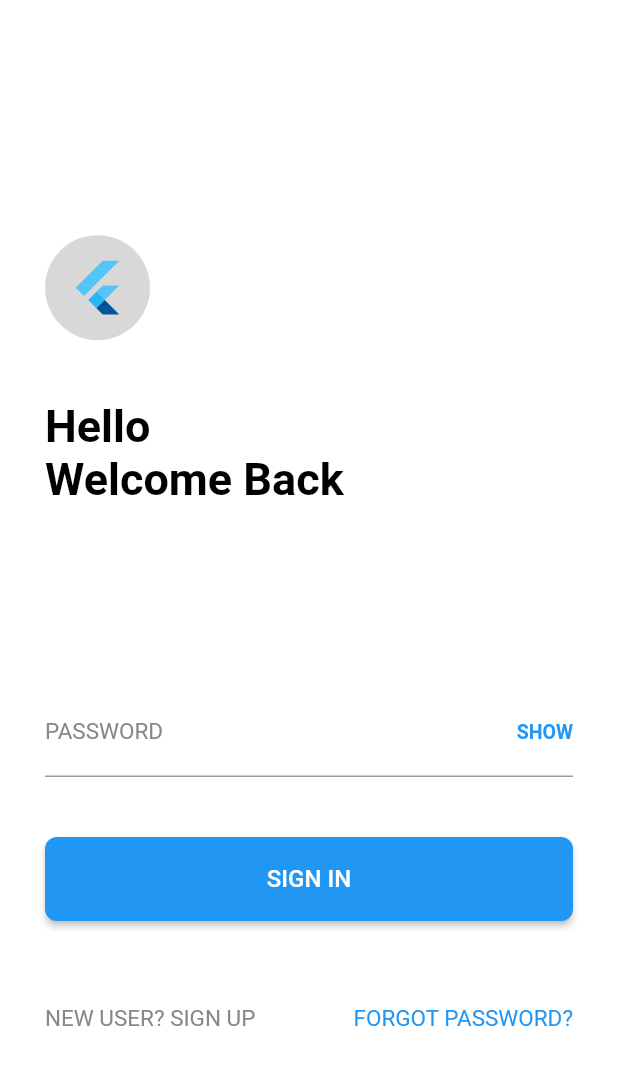
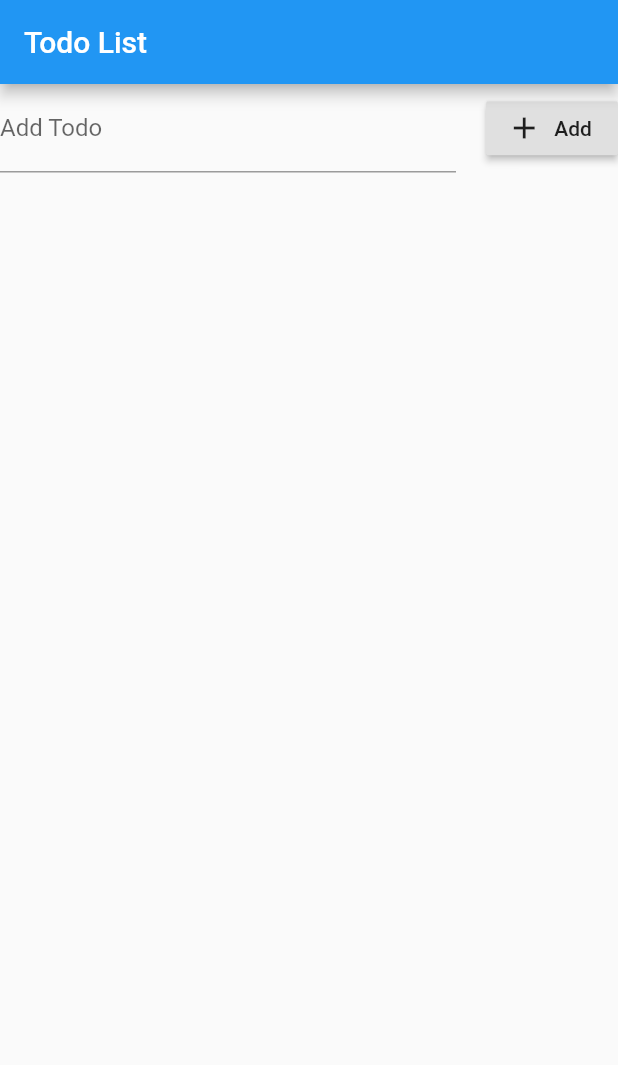
Before and after one commit to Hduc/Flutter-multi-platform, a Flutter app: the screen it shows after launch, on a phone screen of 412 x 824 dp. Shown: the top 1065 px of the screen. Run offline on Flutter 3.47's test engine with Material 2 defaults, Android fonts, the phone set to English and light mode, and no system bars.

Commit message:
Create Todo list

```diff
--- a/lib/main.dart
+++ b/lib/main.dart
@@ -1,4 +1,56 @@
-import 'package:myapp/src/app.dart';
 import 'package:flutter/material.dart';
 
 void main() => runApp(MyApp());
+
+class MyApp extends StatelessWidget {
+  @override
+  Widget build(BuildContext context) {
+    return MaterialApp(
+      title: 'Flutter Demo',
+      theme: ThemeData(
+        primarySwatch: Colors.blue,
+      ),
+      home: Scaffold(
+        appBar: AppBar(
+          title: Text("Todo List"),
+        ),
+        body: TodoListContainer(),
+      ),
+    );
+  }
+}
+
+class TodoListContainer extends StatelessWidget {
+  @override
+  Widget build(BuildContext context) {
+    return Container(
+      child: Column(
+        children: <Widget>[
+          _buildHeader(),
+        ],
+      ),
+    );
+  }
+
+  Widget _buildHeader() {
+    var txtTodoController = TextEditingController();
+    return Row(
+      children: <Widget>[
+        Expanded(
+            child: TextFormField(
+          controller: txtTodoController,
+          decoration:
+              InputDecoration(labelText: "Add Todo", hintText: "Add todo"),
+        )),
+        SizedBox(
+          width: 20,
+        ),
+        RaisedButton.icon(
+          onPressed: () {},
+          icon: Icon(Icons.add),
+          label: Text('Add'),
+        )
+      ],
+    );
+  }
+}
--- a/lib/src/app.dart
+++ /dev/null
@@ -1,12 +0,0 @@
-import 'package:myapp/src/resources/login_page.dart';
-import 'package:flutter/material.dart';
-
-class MyApp extends StatelessWidget {
-  @override
-  Widget build(BuildContext context) {
-    return new MaterialApp(
-      debugShowCheckedModeBanner: false,
-      home: LoginPage(),
-    );
-  }
-}
--- a/lib/src/blocs/login_bloc.dart
+++ /dev/null
@@ -1,32 +0,0 @@
-import 'dart:async';
-
-import 'package:myapp/src/validators/validations.dart';
-
-class LoginBloc {
-  StreamController _userController = new StreamController();
-  StreamController _passController = new StreamController();
-
-  Stream get userStream => _userController.stream;
-  Stream get passStream => _passController.stream;
-
-  bool isValidInfo(String username, String pass) {
-    if (!Validations.isValidUser(username)) {
-      _userController.sink.addError("Tài khoản không hợp lệ");
-      return false;
-    }
-    _userController.sink.add("OK");
-
-    if (!Validations.isValidPass(pass)) {
-      _passController.sink.addError("Mật khẩu phải trên 6 ký tự");
-      return false;
-    }
-
-    _passController.sink.add("OK");
-    return true;
-  }
-
-  void dispose() {
-    _userController.close();
-    _passController.close();
-  }
-}
--- a/lib/src/resources/home_page.dart
+++ /dev/null
@@ -1,12 +0,0 @@
-import 'package:flutter/material.dart';
-
-class HomePage extends StatelessWidget {
-  @override
-  Widget build(BuildContext context) {
-    return Scaffold(
-      appBar: AppBar(
-        title: Text("Home Page"),
-      ),
-    );
-  }
-}
--- a/lib/src/resources/login_page.dart
+++ /dev/null
@@ -1,154 +0,0 @@
-import 'package:myapp/src/blocs/login_bloc.dart';
-import 'package:myapp/src/resources/home_page.dart';
-import 'package:flutter/material.dart';
-
-class LoginPage extends StatefulWidget {
-  @override
-  _LoginPageState createState() => _LoginPageState();
-}
-
-class _LoginPageState extends State<LoginPage> {
-  LoginBloc bloc = new LoginBloc();
-
-  bool _showPass = false;
-  TextEditingController _userController = new TextEditingController();
-  TextEditingController _passController = new TextEditingController();
-
-  @override
-  Widget build(BuildContext context) {
-    return Scaffold(
-      body: Container(
-        padding: EdgeInsets.fromLTRB(30, 0, 30, 0),
-        constraints: BoxConstraints.expand(),
-        color: Colors.white,
-        child: Column(
-          mainAxisAlignment: MainAxisAlignment.end,
-          crossAxisAlignment: CrossAxisAlignment.start,
-          children: <Widget>[
-            Padding(
-              padding: const EdgeInsets.fromLTRB(0, 0, 0, 40),
-              child: Container(
-                  width: 70,
-                  height: 70,
-                  padding: EdgeInsets.all(15),
-                  decoration: BoxDecoration(
-                      shape: BoxShape.circle, color: Color(0xffd8d8d8)),
-                  child: FlutterLogo()),
-            ),
-            Padding(
-              padding: const EdgeInsets.fromLTRB(0, 0, 0, 60),
-              child: Text(
-                "Hello\nWelcome Back",
-                style: TextStyle(
-                    fontWeight: FontWeight.bold,
-                    color: Colors.black,
-                    fontSize: 30),
-              ),
-            ),
-            Padding(
-                padding: const EdgeInsets.fromLTRB(0, 0, 0, 40),
-                child: StreamBuilder(
-                    stream: bloc.userStream,
-                    builder: (context, snapshot) => TextField(
-                      style: TextStyle(fontSize: 18, color: Colors.black),
-                      controller: _userController,
-                      decoration: InputDecoration(
-                          labelText: "USERNAME",
-                          errorText:_useri
-                          snapshot.hasError ? snapshot.error : null,
-                          labelStyle: TextStyle(
-                              color: Color(0xff888888), fontSize: 15)),
-                    ))),
-            Padding(
-              padding: const EdgeInsets.fromLTRB(0, 0, 0, 40),
-              child: Stack(
-                alignment: AlignmentDirectional.centerEnd,
-                children: <Widget>[
-                  StreamBuilder(
-                    stream: bloc.passStream,
-                    builder: (context, snapshot) => TextField(
-                      style: TextStyle(fontSize: 18, color: Colors.black),
-                      controller: _passController,
-                      obscureText: !_showPass,
-                      decoration: InputDecoration(
-                          labelText: "PASSWORD",
-                          errorText:
-                          snapshot.hasError ? snapshot.error : null,
-                          labelStyle: TextStyle(
-                              color: Color(0xff888888), fontSize: 15)),
-                    ),
-                  ),
-                  GestureDetector(
-                    onTap: onToggleShowPass,
-                    child: Text(
-                      _showPass ? "HIDE" : "SHOW",
-                      style: TextStyle(
-                          color: Colors.blue,
-                          fontSize: 13,
-                          fontWeight: FontWeight.bold),
-                    ),
-                  )
-                ],
-              ),
-            ),
-            Padding(
-              padding: const EdgeInsets.fromLTRB(0, 0, 0, 0),
-              child: SizedBox(
-                width: double.infinity,
-                height: 56,
-                child: RaisedButton(
-                  color: Colors.blue,
-                  shape: RoundedRectangleBorder(
-                      borderRadius: BorderRadius.all(Radius.circular(8))),
-                  onPressed: onSignInClicked,
-                  child: Text(
-                    "SIGN IN",
-                    style: TextStyle(color: Colors.white, fontSize: 16),
-                  ),
-                ),
-              ),
-            ),
-            Container(
-              height: 130,
-              width: double.infinity,
-              child: Row(
-                mainAxisAlignment: MainAxisAlignment.spaceBetween,
-                children: <Widget>[
-                  Text(
-                    "NEW USER? SIGN UP",
-                    style: TextStyle(fontSize: 15, color: Color(0xff888888)),
-                  ),
-                  Text(
-                    "FORGOT PASSWORD?",
-                    style: TextStyle(fontSize: 15, color: Colors.blue),
-                  )
-                ],
-              ),
-            ),
-            SizedBox(
-              width: double.infinity,
-              height: 80,
-            )
-          ],
-        ),
-      ),
-    );
-  }
-
-  void onToggleShowPass() {
-    setState(() {
-      _showPass = !_showPass;
-    });
-  }
-
-  void onSignInClicked() {
-    if (bloc.isValidInfo(_userController.text, _passController.text)) {
-      Navigator.push(
-          context, MaterialPageRoute(builder: (context) => HomePage()));
-    }
-  }
-
-  Widget gotoHome(BuildContext context) {
-    return HomePage();
-  }
-}
--- a/lib/src/validators/validations.dart
+++ /dev/null
@@ -1,9 +0,0 @@
-class Validations {
-  static bool isValidUser(String user) {
-    return user != null && user.length > 6 && user.contains("@");
-  }
-
-  static bool isValidPass(String pass) {
-    return pass != null && pass.length > 6;
-  }
-}
```
Also changed, not shown: lib/todo/todo_heade.dart (added), lib/todo/todo_list.dart (added), lib/todo/todo_list_container.dart (added), 1 other file.
